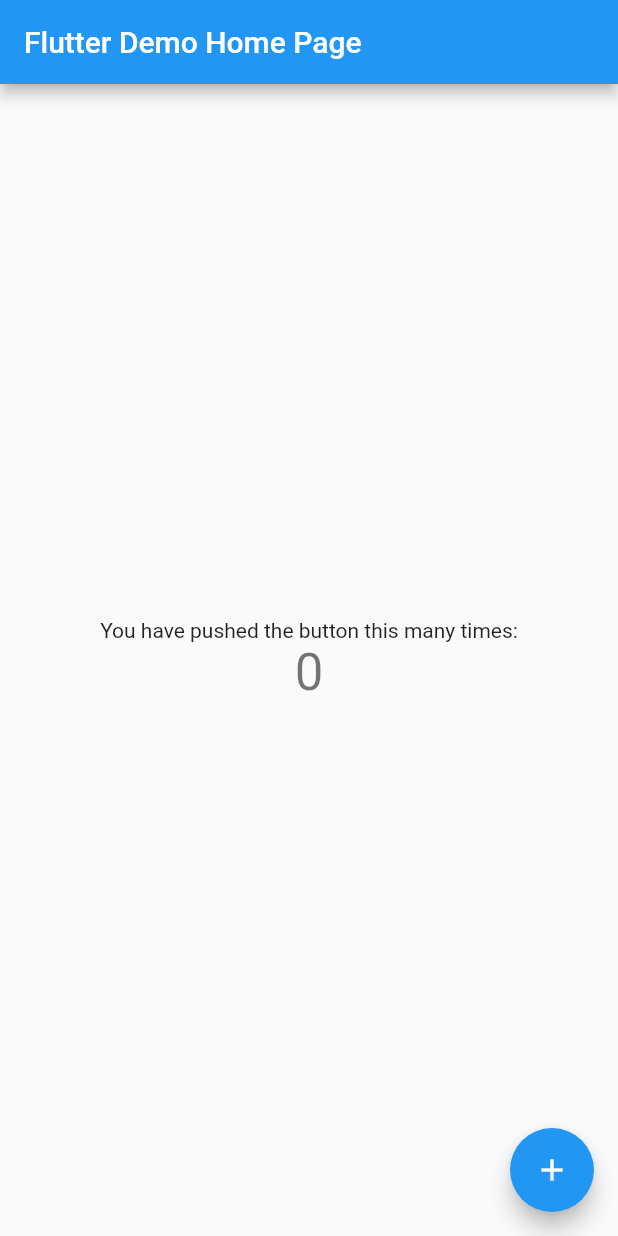
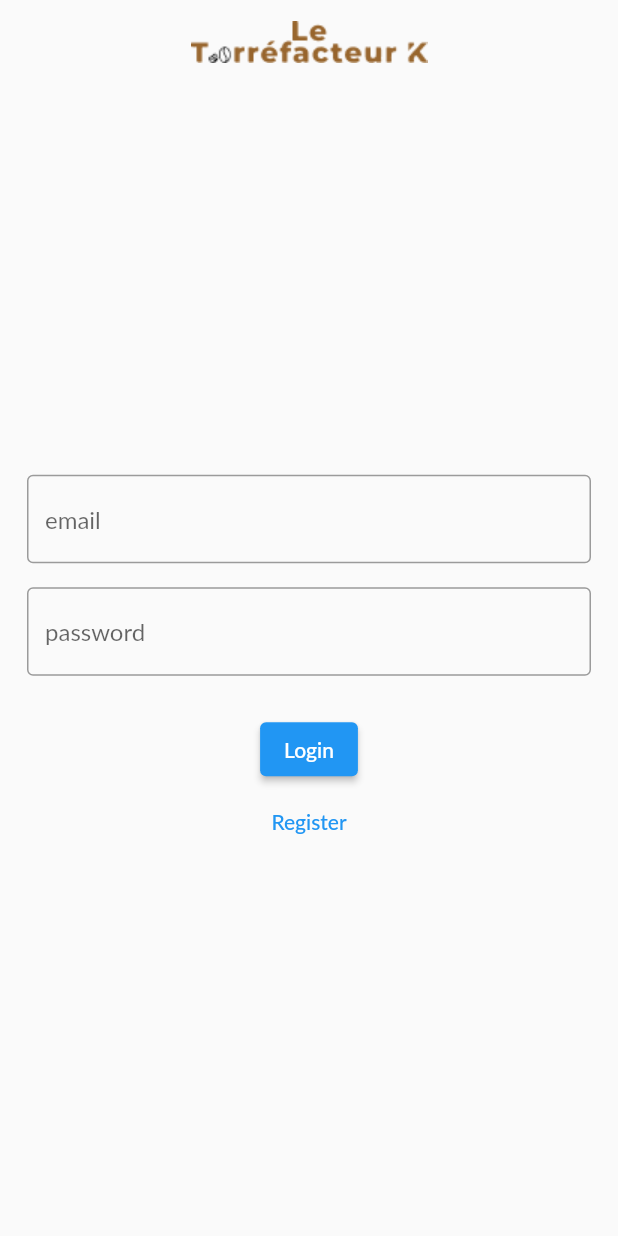
Before and after one commit to SamG10/torrefacteurK, a Flutter app: the screen it shows after launch, on a phone screen of 412 x 824 dp. Run offline on Flutter 3.47's test engine with Material 2 defaults, Android fonts, the light colour scheme and no system bars; our stand-ins replace firebase_auth, firebase_core; accounts and stored records are empty; Roboto replaces fonts that are missing (Lato).

Commit message:
feat: firebase authentication

```diff
--- /dev/null
+++ b/lib/auth.dart
@@ -0,0 +1,25 @@
+import 'package:firebase_auth/firebase_auth.dart';
+
+class Auth {
+  final FirebaseAuth _firebaseAuth = FirebaseAuth.instance;
+
+  User? get currentUser => _firebaseAuth.currentUser;
+
+  Stream<User?> get authStateChanges => _firebaseAuth.authStateChanges();
+
+  Future<void> signInWithEmailAndPassword(
+      {required String email, required String password}) async {
+    await _firebaseAuth.signInWithEmailAndPassword(
+        email: email, password: password);
+  }
+
+  Future<void> createUserWithEmailAndPassword(
+      {required String email, required String password}) async {
+    await _firebaseAuth.createUserWithEmailAndPassword(
+        email: email, password: password);
+  }
+
+  Future<void> signOut() async {
+    await _firebaseAuth.signOut();
+  }
+}
--- a/lib/main.dart
+++ b/lib/main.dart
@@ -1,6 +1,10 @@
+import 'package:firebase_core/firebase_core.dart';
 import 'package:flutter/material.dart';
+import 'package:torrefacteurk/views/widgets/widgetTree.dart';
 
-void main() {
+Future<void> main() async {
+  WidgetsFlutterBinding.ensureInitialized();
+  await Firebase.initializeApp();
   runApp(const MyApp());
 }
 
@@ -11,105 +15,13 @@
   @override
   Widget build(BuildContext context) {
     return MaterialApp(
-      title: 'Flutter Demo',
+      title: 'Torrefacteur K',
+      debugShowCheckedModeBanner: false,
       theme: ThemeData(
-        // This is the theme of your application.
-        //
-        // Try running your application with "flutter run". You'll see the
-        // application has a blue toolbar. Then, without quitting the app, try
-        // changing the primarySwatch below to Colors.green and then invoke
-        // "hot reload" (press "r" in the console where you ran "flutter run",
-        // or simply save your changes to "hot reload" in a Flutter IDE).
-        // Notice that the counter didn't reset back to zero; the application
-        // is not restarted.
+        fontFamily: 'Lato',
         primarySwatch: Colors.blue,
       ),
-      home: const MyHomePage(title: 'Flutter Demo Home Page'),
+      home: const WidgetTree(),
     );
   }
 }
-
-class MyHomePage extends StatefulWidget {
-  const MyHomePage({super.key, required this.title});
-
-  // This widget is the home page of your application. It is stateful, meaning
-  // that it has a State object (defined below) that contains fields that affect
-  // how it looks.
-
-  // This class is the configuration for the state. It holds the values (in this
-  // case the title) provided by the parent (in this case the App widget) and
-  // used by the build method of the State. Fields in a Widget subclass are
-  // always marked "final".
-
-  final String title;
-
-  @override
-  State<MyHomePage> createState() => _MyHomePageState();
-}
-
-class _MyHomePageState extends State<MyHomePage> {
-  int _counter = 0;
-
-  void _incrementCounter() {
-    setState(() {
-      // This call to setState tells the Flutter framework that something has
-      // changed in this State, which causes it to rerun the build method below
-      // so that the display can reflect the updated values. If we changed
-      // _counter without calling setState(), then the build method would not be
-      // called again, and so nothing would appear to happen.
-      _counter++;
-    });
-  }
-
-  @override
-  Widget build(BuildContext context) {
-    // This method is rerun every time setState is called, for instance as done
-    // by the _incrementCounter method above.
-    //
-    // The Flutter framework has been optimized to make rerunning build methods
-    // fast, so that you can just rebuild anything that needs updating rather
-    // than having to individually change instances of widgets.
-    return Scaffold(
-      appBar: AppBar(
-        // Here we take the value from the MyHomePage object that was created by
-        // the App.build method, and use it to set our appbar title.
-        title: Text(widget.title),
-      ),
-      body: Center(
-        // Center is a layout widget. It takes a single child and positions it
-        // in the middle of the parent.
-        child: Column(
-          // Column is also a layout widget. It takes a list of children and
-          // arranges them vertically. By default, it sizes itself to fit its
-          // children horizontally, and tries to be as tall as its parent.
-          //
-          // Invoke "debug painting" (press "p" in the console, choose the
-          // "Toggle Debug Paint" action from the Flutter Inspector in Android
-          // Studio, or the "Toggle Debug Paint" command in Visual Studio Code)
-          // to see the wireframe for each widget.
-          //
-          // Column has various properties to control how it sizes itself and
-          // how it positions its children. Here we use mainAxisAlignment to
-          // center the children vertically; the main axis here is the vertical
-          // axis because Columns are vertical (the cross axis would be
-          // horizontal).
-          mainAxisAlignment: MainAxisAlignment.center,
-          children: <Widget>[
-            const Text(
-              'You have pushed the button this many times:',
-            ),
-            Text(
-              '$_counter',
-              style: Theme.of(context).textTheme.headline4,
-            ),
-          ],
-        ),
-      ),
-      floatingActionButton: FloatingActionButton(
-        onPressed: _incrementCounter,
-        tooltip: 'Increment',
-        child: const Icon(Icons.add),
-      ), // This trailing comma makes auto-formatting nicer for build methods.
-    );
-  }
-}
--- /dev/null
+++ b/lib/views/screens/authenticationPage.dart
@@ -0,0 +1,107 @@
+import 'package:firebase_auth/firebase_auth.dart';
+import 'package:flutter/cupertino.dart';
+import 'package:flutter/material.dart';
+import 'package:torrefacteurk/auth.dart';
+
+class AuthenticationPage extends StatefulWidget {
+  const AuthenticationPage({Key? key}) : super(key: key);
+
+  @override
+  State<AuthenticationPage> createState() => _AuthenticationPageState();
+}
+
+class _AuthenticationPageState extends State<AuthenticationPage> {
+  String? errorMessage = '';
+  bool isLogin = true;
+
+  final TextEditingController _controllerEmail = TextEditingController();
+  final TextEditingController _controllerPassword = TextEditingController();
+
+  Future signInWithEmailAndPassword() async {
+    try {
+      await Auth().signInWithEmailAndPassword(
+          email: _controllerEmail.text, password: _controllerPassword.text);
+    } on FirebaseAuthException catch (e) {
+      setState(() {
+        errorMessage = e.message;
+      });
+    }
+  }
+
+  Future createUserWithEmailAndPassword() async {
+    try {
+      await Auth().createUserWithEmailAndPassword(
+          email: _controllerEmail.text, password: _controllerPassword.text);
+    } on FirebaseAuthException catch (e) {
+      setState(() {
+        errorMessage = e.message;
+      });
+    }
+  }
+
+  Widget _title() {
+    return Image.asset("assets/logo.png");
+  }
+
+  Widget _entryField(String title, TextEditingController controller) {
+    return Padding(
+      padding: const EdgeInsets.all(8.0),
+      child: TextField(
+        controller: controller,
+        decoration: InputDecoration(
+          border: OutlineInputBorder(),
+          hintText: title,
+        ),
+      ),
+    );
+  }
+
+  Widget _errorMessage() {
+    return Text(errorMessage == '' ? '' : "$errorMessage");
+  }
+
+  Widget _submitButton() {
+    return ElevatedButton(
+        onPressed: isLogin
+            ? signInWithEmailAndPassword
+            : createUserWithEmailAndPassword,
+        child: Text(isLogin ? 'Login' : 'Register'));
+  }
+
+  Widget _loginOrRegisterButton() {
+    return TextButton(
+        onPressed: () {
+          setState(() {
+            isLogin = !isLogin;
+          });
+        },
+        child: Text(isLogin ? 'Register' : 'Login'));
+  }
+
+  @override
+  Widget build(BuildContext context) {
+    return Scaffold(
+      appBar: AppBar(
+          title: _title(),
+          backgroundColor: Colors.transparent,
+          elevation: 0.0,
+          centerTitle: true),
+      body: Container(
+        height: double.infinity,
+        width: double.infinity,
+        padding: EdgeInsets.all(10),
+        child: Column(
+          crossAxisAlignment: CrossAxisAlignment.center,
+          mainAxisAlignment: MainAxisAlignment.center,
+          children: <Widget>[
+            _entryField('email', _controllerEmail),
+            _entryField('password', _controllerPassword),
+            _errorMessage(),
+            _submitButton(),
+            _loginOrRegisterButton()
+          ],
+        ),
+      ),
+    );
+  }
+}
--- /dev/null
+++ b/lib/views/widgets/widgetTree.dart
@@ -0,0 +1,25 @@
+import 'package:flutter/cupertino.dart';
+import 'package:torrefacteurk/auth.dart';
+import 'package:torrefacteurk/views/screens/authenticationPage.dart';
+import 'package:torrefacteurk/views/screens/homePage.dart';
+
+class WidgetTree extends StatefulWidget {
+  const WidgetTree({Key? key}) : super(key: key);
+
+  @override
+  State<WidgetTree> createState() => _WidgetTreeState();
+}
+
+class _WidgetTreeState extends State<WidgetTree> {
+  @override
+  Widget build(BuildContext context) {
+    return StreamBuilder(
+        stream: Auth().authStateChanges, builder: (context, snapshot) {
+          if(snapshot.hasData) {
+            return HomePage();
+          } else {
+            return AuthenticationPage();
+          }
+    });
+  }
+}
```
Also changed, not shown: lib/views/screens/homePage.dart (added, +48 -0 lines), pubspec.yaml (+4 -3 lines), assets/logo.png (added), lib/firebase_options.dart (added), pubspec.lock, 5 other files.
